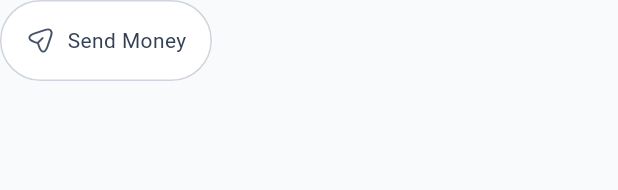
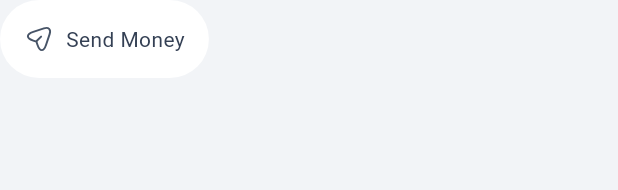
Before and after one commit to maraz-dev/remittance_mobile, a Flutter app: the HomeServiceCard widget shown alone on an empty page, opened directly, on a phone screen of 412 x 824 dp. Shown: the top 190 px of the screen. Run offline on Flutter 3.47's test engine with Material 3 defaults, Android fonts, the phone set to English and light mode, and no system bars; our stand-ins replace clock, device_info_plus, dio, file_picker, flutter_animate, flutter_screenutil and 17 more; missing offline and left inert: curl_logger_dio_interceptor, dio_cache_interceptor, dio_cache_interceptor_hive_store, flutter_skeleton_ui, local_auth_android, local_auth_darwin and 1 more; accounts and stored records are empty; network calls fail; Roboto replaces fonts that are missing (SFPro).

Commit message:
fix: home view border

```diff
--- a/lib/view/features/home/home_view.dart
+++ b/lib/view/features/home/home_view.dart
@@ -82,7 +82,10 @@ class _HomeViewState extends ConsumerState<HomeView> {
             const SectionHeader(text: 'Services'),
             8.0.height,
             SizedBox(
-              height: 55,
+              height: 50,
+              child: MediaQuery.removePadding(
+                context: context,
+                removeRight: true,
                 child: ListView.separated(
                     shrinkWrap: true,
                     scrollDirection: Axis.horizontal,
@@ -91,6 +94,7 @@ class _HomeViewState extends ConsumerState<HomeView> {
                     },
                     separatorBuilder: (context, index) => 8.0.width,
                     itemCount: homeServiceCardList.length),
+              ),
             ),
             36.0.height,
 
--- a/lib/view/features/home/widgets/home_account_card.dart
+++ b/lib/view/features/home/widgets/home_account_card.dart
@@ -30,7 +30,7 @@ class AccountsCard extends StatelessWidget {
             color: AppColors.kWhiteColor,
             border: onclicked
                 ? Border.all(color: AppColors.kPrimaryColor, width: 2)
-                : Border.all(color: AppColors.kGrey300),
+                : null,
             borderRadius: BorderRadius.circular(8.r)),
         child: Column(
           crossAxisAlignment: CrossAxisAlignment.start,
--- a/lib/view/features/home/widgets/home_service_card.dart
+++ b/lib/view/features/home/widgets/home_service_card.dart
@@ -26,9 +26,9 @@ class HomeServiceCard extends StatelessWidget {
       child: Container(
         padding: const EdgeInsets.all(16),
         decoration: BoxDecoration(
-            color: AppColors.kWhiteColor,
-            borderRadius: BorderRadius.circular(30),
-            border: Border.all(color: AppColors.kGrey300)),
+          color: AppColors.kWhiteColor,
+          borderRadius: BorderRadius.circular(30),
+        ),
         child: Row(
           mainAxisSize: MainAxisSize.min,
           children: [
--- a/lib/view/theme/app_theme.dart
+++ b/lib/view/theme/app_theme.dart
@@ -6,7 +6,7 @@ import 'package:remittance_mobile/view/theme/app_colors.dart';
 ThemeData themeData() {
   return ThemeData(
       visualDensity: VisualDensity.adaptivePlatformDensity,
-      scaffoldBackgroundColor: AppColors.kGrey50,
+      scaffoldBackgroundColor: AppColors.kGrey100,
       fontFamily: 'SFPro',
       textTheme: textTheme(),
       inputDecorationTheme: inputDecorationTheme());
```
Lines whose indentation alone changed are shown as unchanged.
